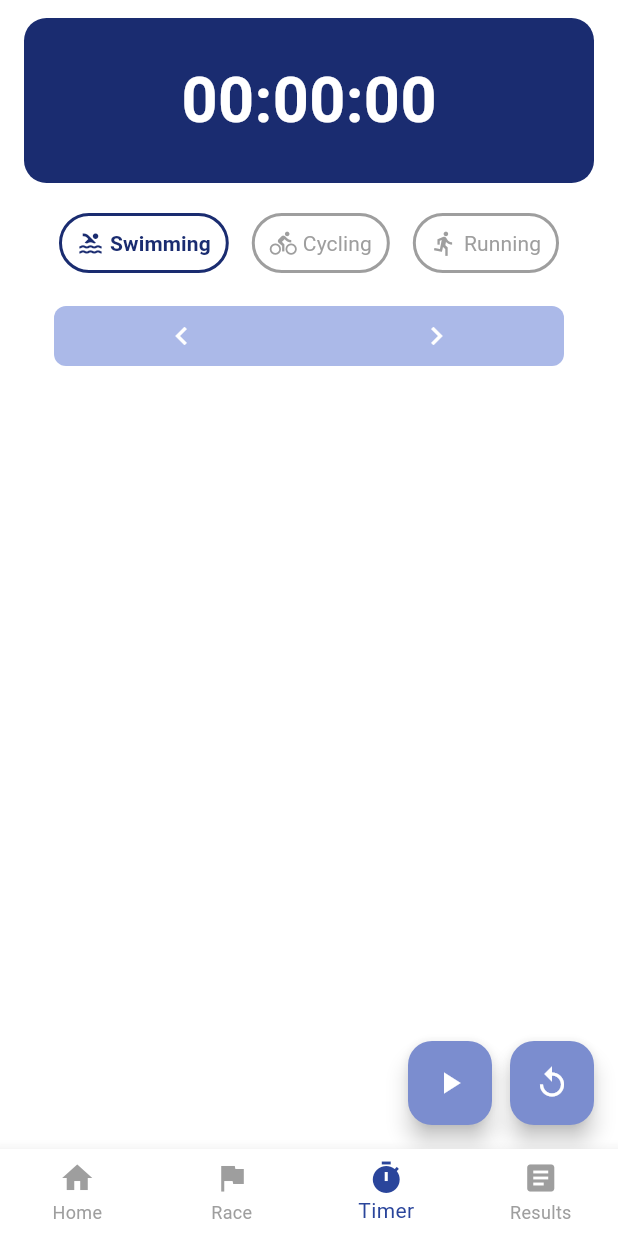
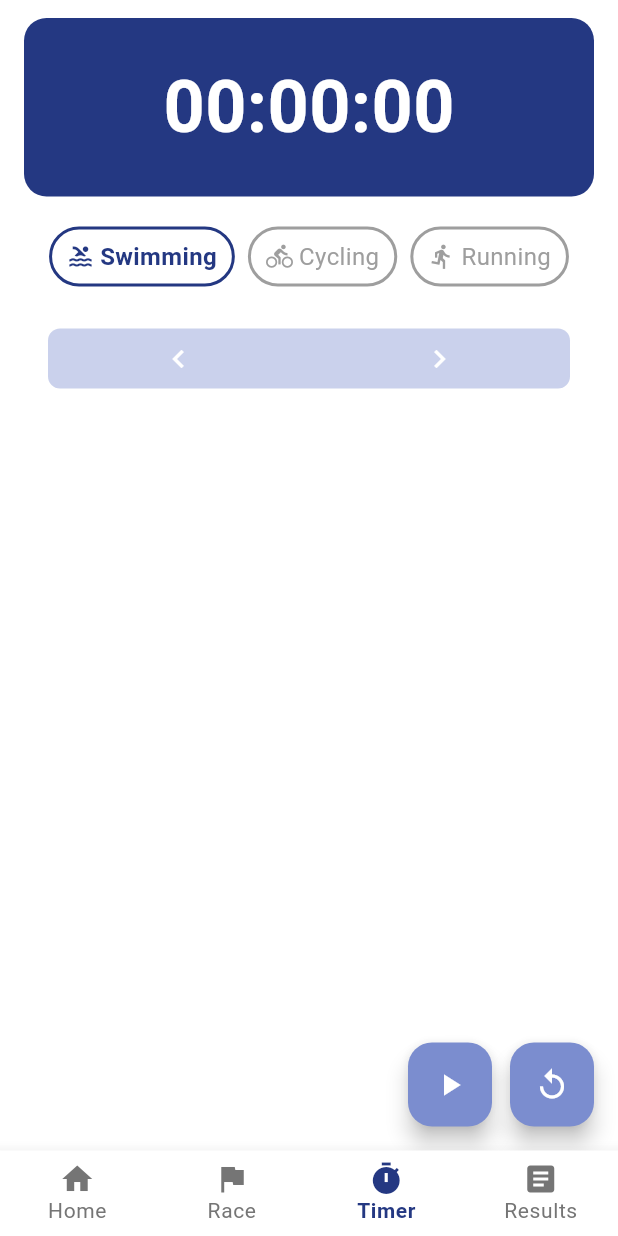
Before and after one commit to SamnangKong426/sport_chrono, a Flutter app: the screen it shows after launch, item 3 of the bottom bar chosen, on a phone screen of 412 x 824 dp. Run offline on Flutter 3.47's test engine with Material 3 defaults, Android fonts, the phone set to English and light mode, and no system bars; our stand-ins replace cloud_firestore, firebase_core; missing offline and left inert: dart:html; accounts and stored records are empty; statements that could not run were skipped.

Commit message:
Finish: Applied our standard app-theme on all Views and Widgets

```diff
--- a/lib/viewmodels/timer_viewmodel.dart
+++ b/lib/viewmodels/timer_viewmodel.dart
@@ -20,10 +20,6 @@ class TimerViewModel extends ChangeNotifier {
   bool isRecordMode = false;
   final Map<int, Duration> recordedTimes = {};
 
-  // List<Participant> participants = List.generate(
-  //   41,
-  //   (i) => Participant(bib: i + 1, name: 'Participant ${i + 1}'),
-  // );
 
   List<Participant> participants = [];
 
--- a/lib/views/race_view.dart
+++ b/lib/views/race_view.dart
@@ -5,7 +5,6 @@ import 'package:sport_chrono/widgets/bib_search_bar.dart';
 import 'package:sport_chrono/widgets/timer_display.dart';
 import 'package:sport_chrono/widgets/participant_table.dart';
 import 'package:sport_chrono/themes/app_spacing.dart';
-// import 'package:sport_chrono/themes/app_text_styles.dart';
 import 'package:sport_chrono/themes/app_colors.dart';
 
 import '../viewmodels/race_viewmodel.dart';
--- a/lib/widgets/activity_button.dart
+++ b/lib/widgets/activity_button.dart
@@ -1,5 +1,7 @@
 import 'package:flutter/material.dart';
+import '../themes/app_spacing.dart';
 import '../viewmodels/timer_viewmodel.dart';
+import '../themes/app_colors.dart';
 
 class ActivityButton extends StatelessWidget {
   final Activity activity;
@@ -15,18 +17,21 @@ class ActivityButton extends StatelessWidget {
 
   @override
   Widget build(BuildContext context) {
-    // map each activity to its accent color
-    const _colors = {
-      Activity.Swimming: Color(0xFF1A2C70),
-      Activity.Cycling: Color(0xFF3D5AA8),
-      Activity.Running: Color(0xFFABB9E8),
+    // Define activity-specific colors
+    const Map<Activity, Color> activityColors = {
+      Activity.Swimming: AppColors.primaryDark,
+      Activity.Cycling: AppColors.primaryDark,
+      Activity.Running: AppColors.primaryDark,
     };
-    const _icons = {
+
+    const Map<Activity, IconData> activityIcons = {
       Activity.Swimming: Icons.pool,
       Activity.Cycling: Icons.directions_bike,
       Activity.Running: Icons.directions_run,
     };
-    final color = _colors[activity]!;
+
+    final Color color = activityColors[activity]!;
+    final IconData icon = activityIcons[activity]!;
 
     return ElevatedButton(
       onPressed: onTap,
@@ -37,7 +42,6 @@ class ActivityButton extends StatelessWidget {
         shape: RoundedRectangleBorder(
           borderRadius: BorderRadius.circular(20),
           side: BorderSide(
-            // use accent color only when selected; else grey
             color: isSelected ? color : Colors.grey,
             width: 2,
           ),
@@ -47,17 +51,17 @@ class ActivityButton extends StatelessWidget {
         mainAxisSize: MainAxisSize.min,
         children: [
           Icon(
-            _icons[activity],
+            icon,
             color: isSelected ? color : Colors.grey,
             size: 18,
           ),
-          const SizedBox(width: 4),
+          AppSpacing.gapW4,
           Text(
             activity.name,
-            style: TextStyle(
-              color: isSelected ? color : Colors.grey,
-              fontWeight: isSelected ? FontWeight.bold : FontWeight.normal,
-            ),
+            style: Theme.of(context).textTheme.bodyMedium?.copyWith(
+                  color: isSelected ? color : Colors.grey,
+                  fontWeight: isSelected ? FontWeight.bold : FontWeight.normal,
+                ),
           ),
         ],
       ),
--- a/lib/widgets/activity_selector.dart
+++ b/lib/widgets/activity_selector.dart
@@ -1,5 +1,6 @@
 import 'package:flutter/material.dart';
 import '../viewmodels/timer_viewmodel.dart';
+import '../themes/app_spacing.dart';
 import 'activity_button.dart';
 
 class ActivitySelector extends StatelessWidget {
@@ -12,8 +13,8 @@ class ActivitySelector extends StatelessWidget {
     Key? key,
     required this.selectedActivity,
     required this.onActivitySelected,
-    this.padding = const EdgeInsets.all(8),
-    this.margin    = EdgeInsets.zero,
+    this.padding = AppSpacing.all8,
+    this.margin = EdgeInsets.zero,
   }) : super(key: key);
 
   @override
--- a/lib/widgets/bottom_nav.dart
+++ b/lib/widgets/bottom_nav.dart
@@ -1,10 +1,15 @@
 import 'package:flutter/material.dart';
+import '../themes/app_colors.dart';
 
 class BottomNav extends StatelessWidget {
   final int currentIndex;
   final ValueChanged<int> onTap;
 
-  const BottomNav({super.key, required this.currentIndex, required this.onTap});
+  const BottomNav({
+    super.key,
+    required this.currentIndex,
+    required this.onTap,
+  });
 
   @override
   Widget build(BuildContext context) {
@@ -12,8 +17,13 @@ class BottomNav extends StatelessWidget {
       type: BottomNavigationBarType.fixed,
       currentIndex: currentIndex,
       onTap: onTap,
-      selectedItemColor: const Color(0xFF2A459B),
-      unselectedItemColor: Colors.grey,
+      selectedItemColor: AppColors.primaryDark,
+      unselectedItemColor: AppColors.textSecondary,
+      backgroundColor: Theme.of(context).scaffoldBackgroundColor,
+      selectedLabelStyle: Theme.of(context).textTheme.bodySmall?.copyWith(
+            fontWeight: FontWeight.bold,
+          ),
+      unselectedLabelStyle: Theme.of(context).textTheme.bodySmall,
       items: const [
         BottomNavigationBarItem(icon: Icon(Icons.home), label: 'Home'),
         BottomNavigationBarItem(icon: Icon(Icons.flag), label: 'Race'),
--- a/lib/widgets/page_selector.dart
+++ b/lib/widgets/page_selector.dart
@@ -1,4 +1,7 @@
 import 'package:flutter/material.dart';
+import '../themes/app_colors.dart';
+import '../themes/app_spacing.dart';
+import '../themes/app_text_styles.dart';
 
 typedef PageChanged = void Function(int);
 
@@ -10,8 +13,8 @@ class PageSelector extends StatelessWidget {
   final PageChanged onPageSelected;
 
   /// Colors for inactive/active buttons
-  final Color inactiveColor;
-  final Color activeColor;
+  final Color? inactiveColor;
+  final Color? activeColor;
 
   const PageSelector({
     Key? key,
@@ -20,14 +23,17 @@ class PageSelector extends StatelessWidget {
     required this.onPrevious,
     required this.onNext,
     required this.onPageSelected,
-    this.inactiveColor = const Color(0xFFABB9E8),
-    this.activeColor = const Color(0xFF3D5AA8),
+    this.inactiveColor,
+    this.activeColor,
   }) : super(key: key);
 
   @override
   Widget build(BuildContext context) {
+    final Color inactive = inactiveColor ?? AppColors.primary.withOpacity(0.4);
+    final Color active = activeColor ?? AppColors.primaryDark;
+
     return Padding(
-      padding: const EdgeInsets.symmetric(horizontal: 20, vertical: 10),
+      padding: AppSpacing.all16,
       child: Row(
         children: [
           // Prev
@@ -37,7 +43,7 @@ class PageSelector extends StatelessWidget {
               child: Container(
                 height: 40,
                 decoration: BoxDecoration(
-                  color: inactiveColor,
+                  color: inactive,
                   borderRadius: const BorderRadius.horizontal(
                     left: Radius.circular(8),
                   ),
@@ -51,17 +57,17 @@ class PageSelector extends StatelessWidget {
           ...labels.asMap().entries.map((e) {
             final idx = e.key;
             final lbl = e.value;
-            final isActive = idx == currentIndex;
+            final bool isActive = idx == currentIndex;
             return Expanded(
               child: GestureDetector(
                 onTap: () => onPageSelected(idx),
                 child: Container(
                   height: 40,
-                  color: isActive ? activeColor : inactiveColor,
+                  color: isActive ? active : inactive,
                   alignment: Alignment.center,
                   child: Text(
                     lbl,
-                    style: const TextStyle(
+                    style: AppTextStyles.textTheme.bodySmall?.copyWith(
                       color: Colors.white,
                       fontWeight: FontWeight.bold,
                     ),
@@ -77,9 +83,9 @@ class PageSelector extends StatelessWidget {
               onTap: onNext,
               child: Container(
                 height: 40,
-                decoration: const BoxDecoration(
-                  color: Color(0xFFABB9E8),
-                  borderRadius: BorderRadius.horizontal(
+                decoration: BoxDecoration(
+                  color: inactive,
+                  borderRadius: const BorderRadius.horizontal(
                     right: Radius.circular(8),
                   ),
                 ),
--- a/lib/widgets/participant_grid.dart
+++ b/lib/widgets/participant_grid.dart
@@ -2,17 +2,17 @@ import 'package:flutter/material.dart';
 import '../viewmodels/timer_viewmodel.dart';
 import '../models/participant_model.dart';
 import '../utils/formatters.dart';
+import '../themes/app_spacing.dart';
+import '../themes/app_colors.dart';
+import '../themes/app_text_styles.dart';
 
-/// A 2-column grid of participants with their bib & elapsed time.
-///
-/// You can drop this anywhere, just pass in your VM’s data & callbacks.
 class ParticipantGrid extends StatelessWidget {
   final List<Participant> participants;
   final Activity selectedActivity;
   final bool isRunning;
   final ValueChanged<int> onRecordTime;
-  final Color activeColor;
-  final Color inactiveColor;
+  final Color? activeColor;
+  final Color? inactiveColor;
   final BorderRadiusGeometry borderRadius;
 
   const ParticipantGrid({
@@ -21,15 +21,18 @@ class ParticipantGrid extends StatelessWidget {
     required this.selectedActivity,
     required this.isRunning,
     required this.onRecordTime,
-    this.activeColor = const Color(0xFF3D5AA8),
-    this.inactiveColor = const Color(0xFFABB9E8),
+    this.activeColor,
+    this.inactiveColor,
     this.borderRadius = const BorderRadius.all(Radius.circular(12)),
   }) : super(key: key);
 
   @override
   Widget build(BuildContext context) {
+    final Color active = activeColor ?? AppColors.primaryDark;
+    final Color inactive = inactiveColor ?? AppColors.primary.withOpacity(0.5);
+
     return GridView.builder(
-      padding: const EdgeInsets.all(8),
+      padding: AppSpacing.all8,
       gridDelegate: const SliverGridDelegateWithFixedCrossAxisCount(
         crossAxisCount: 3,
         childAspectRatio: 3,
@@ -49,11 +52,12 @@ class ParticipantGrid extends StatelessWidget {
               return p.runningTimer;
           }
         }();
+
         return GestureDetector(
           onTap: isRunning ? () => onRecordTime(p.bib) : null,
           child: Container(
             decoration: BoxDecoration(
-              color: p.status ? activeColor : inactiveColor,
+              color: p.status ? active : inactive,
               borderRadius: borderRadius,
             ),
             alignment: Alignment.center,
@@ -62,17 +66,19 @@ class ParticipantGrid extends StatelessWidget {
               children: [
                 Text(
                   p.bib.toString().padLeft(2, '0'),
-                  style: const TextStyle(
+                  style: AppTextStyles.textTheme.bodyLarge?.copyWith(
                     color: Colors.white,
-                    fontSize: 18,
                     fontWeight: FontWeight.bold,
                   ),
                 ),
                 if (time > Duration.zero) ...[
-                  const SizedBox(height: 4),
+                  AppSpacing.gapH4,
                   Text(
                     formatDuration(time),
-                    style: const TextStyle(color: Colors.white, fontSize: 12),
+                    style: AppTextStyles.textTheme.bodySmall?.copyWith(
+                      color: Colors.white,
+                      fontSize: 12,
+                    ),
                   ),
                 ],
               ],
--- a/lib/widgets/timer_display.dart
+++ b/lib/widgets/timer_display.dart
@@ -1,38 +1,40 @@
 import 'package:flutter/material.dart';
+import '../themes/app_colors.dart';
+import '../themes/app_text_styles.dart';
 
 class TimerDisplay extends StatelessWidget {
   final String text;
-  final Color backgroundColor;
-  // final EdgeInsetsGeometry margin;
-  final EdgeInsetsGeometry padding;
-  final BorderRadiusGeometry borderRadius;
-  final TextStyle textStyle;
+  final Color? backgroundColor;
+  final EdgeInsetsGeometry? padding;
+  final BorderRadiusGeometry? borderRadius;
+  final TextStyle? textStyle;
 
   const TimerDisplay({
     Key? key,
     required this.text,
-    this.backgroundColor = const Color(0xFF1A2C70),
-    // this.margin = const EdgeInsets.symmetric(horizontal: 20, vertical: 10),
-    this.padding = const EdgeInsets.symmetric(vertical: 25),
-    this.borderRadius = const BorderRadius.all(Radius.circular(15)),
-    this.textStyle = const TextStyle(
-      color: Colors.white,
-      fontSize: 42,
-      fontWeight: FontWeight.bold,
-    ),
+    this.backgroundColor,
+    this.padding,
+    this.borderRadius,
+    this.textStyle,
   }) : super(key: key);
 
   @override
   Widget build(BuildContext context) {
     return Container(
-      // margin: margin,
-      padding: padding,
+      padding: padding ?? const EdgeInsets.symmetric(vertical: 25),
       decoration: BoxDecoration(
-        color: backgroundColor,
-        borderRadius: borderRadius,
+        color: backgroundColor ?? AppColors.primaryDark,
+        borderRadius: borderRadius ?? BorderRadius.circular(15),
       ),
       alignment: Alignment.center,
-      child: Text(text, style: textStyle),
+      child: Text(
+        text,
+        style: textStyle ??
+            AppTextStyles.textTheme.headlineMedium?.copyWith(
+              color: Colors.white,
+              fontWeight: FontWeight.bold,
+            ),
+      ),
     );
   }
 }
```
Also changed, not shown: lib/views/results_view.dart (+18 -11 lines), lib/widgets/bib_search_bar.dart (+13 -9 lines), lib/widgets/participant_list_item_widgets_views.dart (+13 -6 lines), lib/widgets/participant_table.dart (+17 -13 lines), lib/widgets/sport_type_button.dart (+16 -6 lines), lib/widgets/timer_counter.dart (+12 -5 lines).
